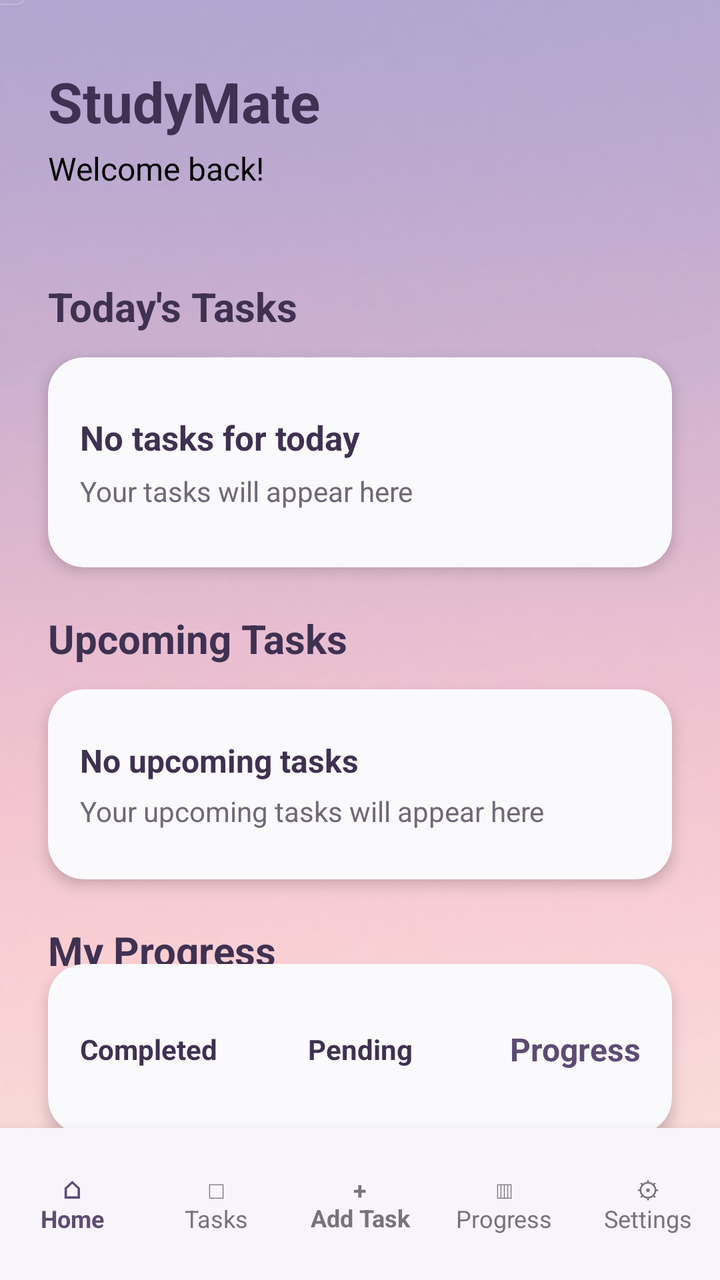
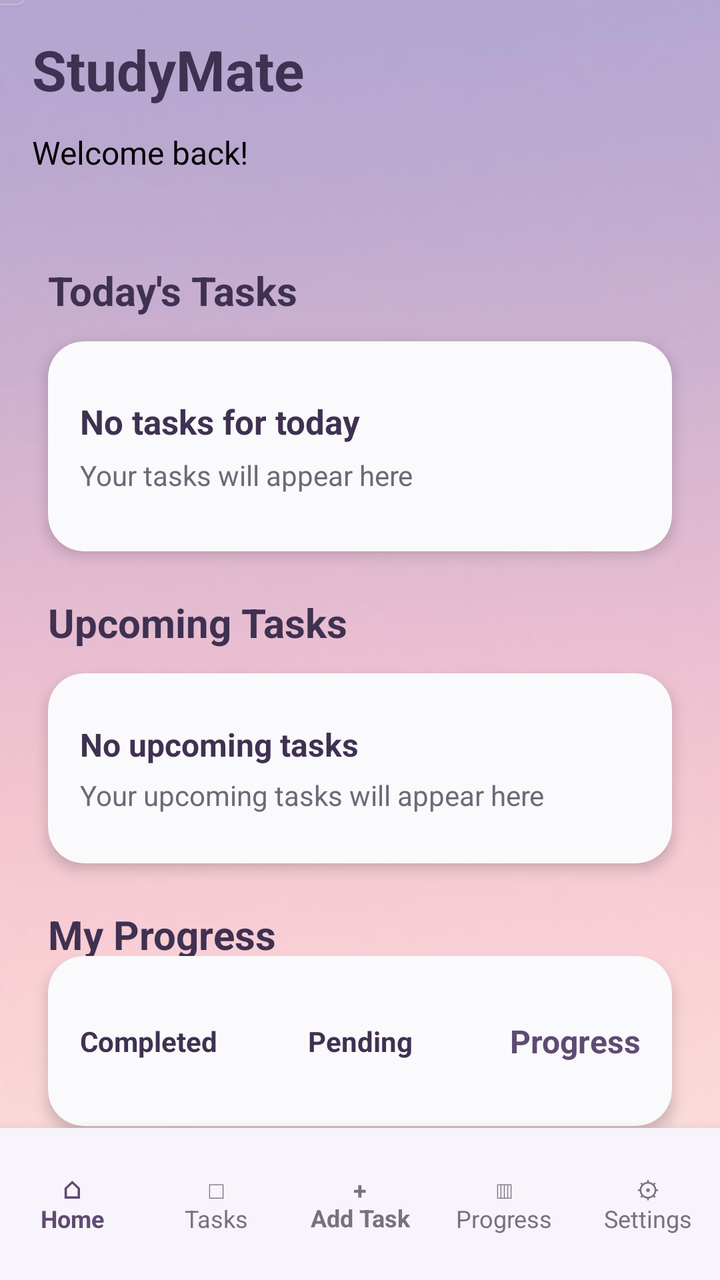

Two renders of the same Android screen: before a commit and after it. Below are the layout's source before the change and the commit's diff.
<!-- AndroidManifest.xml: application theme Theme.StudyMate -->
<!-- res/layout/activity_main.xml -->
<?xml version="1.0" encoding="utf-8"?>
<androidx.constraintlayout.widget.ConstraintLayout
    xmlns:android="http://schemas.android.com/apk/res/android"
    xmlns:app="http://schemas.android.com/apk/res-auto"
    xmlns:tools="http://schemas.android.com/tools"
    android:layout_width="match_parent"
    android:layout_height="match_parent"
    android:background="@drawable/background_7"
    tools:context=".MainActivity">


    <TextView
        android:id="@+id/textviewStudyMate"
        android:layout_width="wrap_content"
        android:layout_height="wrap_content"
        android:layout_marginStart="24dp"
        android:layout_marginTop="32dp"
        android:text="StudyMate"
        android:textColor="#3F3151"
        android:textSize="28sp"
        android:textStyle="bold"
        app:layout_constraintStart_toStartOf="parent"
        app:layout_constraintTop_toTopOf="parent" />

    <TextView
        android:id="@+id/textviewWelcome"
        android:layout_width="wrap_content"
        android:layout_height="wrap_content"
        android:layout_marginStart="24dp"
        android:layout_marginTop="4dp"
        android:text="Welcome back!"
        android:textColor="@color/black"
        android:textSize="16sp"
        app:layout_constraintStart_toStartOf="parent"
        app:layout_constraintTop_toBottomOf="@id/textviewStudyMate" />

    <TextView
        android:id="@+id/textviewDate"
        android:layout_width="wrap_content"
        android:layout_height="wrap_content"
        android:layout_marginStart="24dp"
        android:layout_marginTop="3dp"
        android:text=""
        android:textColor="#6F6878"
        android:textSize="13sp"
        app:layout_constraintStart_toStartOf="parent"
        app:layout_constraintTop_toBottomOf="@id/textviewWelcome" />


    <TextView
        android:id="@+id/textviewTodayTitle"
        android:layout_width="wrap_content"
        android:layout_height="wrap_content"
        android:layout_marginStart="24dp"
        android:layout_marginTop="24dp"
        android:text="Today's Tasks"
        android:textColor="#3F3151"
        android:textSize="20sp"
        android:textStyle="bold"
        app:layout_constraintStart_toStartOf="parent"
        app:layout_constraintTop_toBottomOf="@id/textviewDate" />

    <androidx.cardview.widget.CardView
        android:id="@+id/cardTodayTask"
        android:layout_width="0dp"
        android:layout_height="105dp"
        android:layout_marginStart="24dp"
        android:layout_marginTop="12dp"
        android:layout_marginEnd="24dp"
        app:cardBackgroundColor="#FAF9FC"
        app:cardCornerRadius="18dp"
        app:cardElevation="4dp"
        app:layout_constraintEnd_toEndOf="parent"
        app:layout_constraintStart_toStartOf="parent"
        app:layout_constraintTop_toBottomOf="@id/textviewTodayTitle">

        <LinearLayout
            android:layout_width="match_parent"
            android:layout_height="match_parent"
            android:gravity="center_vertical"
            android:orientation="vertical"
            android:padding="16dp">

            <TextView
                android:id="@+id/textviewTaskName"
                android:layout_width="wrap_content"
                android:layout_height="wrap_content"
                android:text="No tasks for today"
                android:textColor="#3F3151"
                android:textSize="17sp"
                android:textStyle="bold" />

            <TextView
                android:id="@+id/textviewTaskDetails"
                android:layout_width="wrap_content"
                android:layout_height="wrap_content"
                android:layout_marginTop="6dp"
                android:text="Your tasks will appear here"
                android:textColor="#6F6878"
                android:textSize="14sp" />

        </LinearLayout>

    </androidx.cardview.widget.CardView>


    <TextView
        android:id="@+id/textviewUpcomingTitle"
        android:layout_width="wrap_content"
        android:layout_height="wrap_content"
        android:layout_marginStart="24dp"
        android:layout_marginTop="22dp"
        android:text="Upcoming Tasks"
        android:textColor="#3F3151"
        android:textSize="20sp"
        android:textStyle="bold"
        app:layout_constraintStart_toStartOf="parent"
        app:layout_constraintTop_toBottomOf="@id/cardTodayTask" />

    <androidx.cardview.widget.CardView
        android:id="@+id/cardUpcomingTask"
        android:layout_width="0dp"
        android:layout_height="95dp"
        android:layout_marginStart="24dp"
        android:layout_marginTop="12dp"
        android:layout_marginEnd="24dp"
        app:cardBackgroundColor="#FAF9FC"
        app:cardCornerRadius="18dp"
        app:cardElevation="4dp"
        app:layout_constraintEnd_toEndOf="parent"
        app:layout_constraintStart_toStartOf="parent"
        app:layout_constraintTop_toBottomOf="@id/textviewUpcomingTitle">

        <LinearLayout
            android:layout_width="match_parent"
            android:layout_height="match_parent"
            android:gravity="center_vertical"
            android:orientation="vertical"
            android:padding="16dp">

            <TextView
                android:id="@+id/textviewUpcomingTask"
                android:layout_width="wrap_content"
                android:layout_height="wrap_content"
                android:text="No upcoming tasks"
                android:textColor="#3F3151"
                android:textSize="16sp"
                android:textStyle="bold" />

            <TextView
                android:id="@+id/textviewUpcomingDetails"
                android:layout_width="wrap_content"
                android:layout_height="wrap_content"
                android:layout_marginTop="5dp"
                android:text="Your upcoming tasks will appear here"
                android:textColor="#6F6878"
                android:textSize="14sp" />

        </LinearLayout>

    </androidx.cardview.widget.CardView>


    <TextView
        android:id="@+id/textviewProgressTitle"
        android:layout_width="wrap_content"
        android:layout_height="wrap_content"
        android:layout_marginStart="24dp"
        android:layout_marginTop="22dp"
        android:text="My Progress"
        android:textColor="#3F3151"
        android:textSize="20sp"
        android:textStyle="bold"
        app:layout_constraintStart_toStartOf="parent"
        app:layout_constraintTop_toBottomOf="@id/cardUpcomingTask" />

    <androidx.cardview.widget.CardView
        android:id="@+id/cardProgress"
        android:layout_width="0dp"
        android:layout_height="85dp"
        android:layout_marginStart="24dp"
        android:layout_marginTop="12dp"
        android:layout_marginEnd="24dp"
        android:layout_marginBottom="16dp"
        app:cardBackgroundColor="#FAF9FC"
        app:cardCornerRadius="18dp"
        app:cardElevation="4dp"
        app:layout_constraintBottom_toTopOf="@id/bottomNav"
        app:layout_constraintEnd_toEndOf="parent"
        app:layout_constraintStart_toStartOf="parent"
        app:layout_constraintTop_toBottomOf="@id/textviewProgressTitle">

        <LinearLayout
            android:layout_width="match_parent"
            android:layout_height="match_parent"
            android:gravity="center_vertical"
            android:orientation="horizontal"
            android:padding="16dp">

            <TextView
                android:id="@+id/textviewCompleted"
                android:layout_width="0dp"
                android:layout_height="wrap_content"
                android:layout_weight="1"
                android:text="Completed"
                android:textColor="#3F3151"
                android:textSize="14sp"
                android:textStyle="bold" />

            <TextView
                android:id="@+id/textviewPending"
                android:layout_width="0dp"
                android:layout_height="wrap_content"
                android:layout_weight="1"
                android:gravity="center"
                android:text="Pending"
                android:textColor="#3F3151"
                android:textSize="14sp"
                android:textStyle="bold" />

            <TextView
                android:id="@+id/textviewPercentage"
                android:layout_width="0dp"
                android:layout_height="wrap_content"
                android:layout_weight="1"
                android:gravity="end"
                android:text="Progress"
                android:textColor="#5E4B73"
                android:textSize="16sp"
                android:textStyle="bold" />

        </LinearLayout>

    </androidx.cardview.widget.CardView>

    <include
        android:id="@+id/bottomNav"
        layout="@layout/bottom_nav"
        android:layout_width="0dp"
        android:layout_height="76dp"
        app:layout_constraintBottom_toBottomOf="parent"
        app:layout_constraintEnd_toEndOf="parent"
        app:layout_constraintStart_toStartOf="parent" />

</androidx.constraintlayout.widget.ConstraintLayout>
<!-- res/layout/bottom_nav.xml (included above) -->
<?xml version="1.0" encoding="utf-8"?>
<LinearLayout
    xmlns:android="http://schemas.android.com/apk/res/android"
    android:id="@+id/bottomNav"
    android:layout_width="match_parent"
    android:layout_height="76dp"
    android:orientation="horizontal"
    android:gravity="center"
    android:background="@color/studymate_background"
    android:elevation="10dp"
    android:paddingTop="6dp"
    android:paddingBottom="6dp">

    <TextView
        android:id="@+id/navHome"
        android:layout_width="0dp"
        android:layout_height="match_parent"
        android:layout_weight="1"
        android:text="⌂&#10;Home"
        android:gravity="center"
        android:textColor="@color/studymate_primary"
        android:textSize="12sp"
        android:textStyle="bold" />

    <TextView
        android:id="@+id/navTasks"
        android:layout_width="0dp"
        android:layout_height="match_parent"
        android:layout_weight="1"
        android:text="□&#10;Tasks"
        android:gravity="center"
        android:textColor="@color/studymate_text_grey"
        android:textSize="12sp" />

    <TextView
        android:id="@+id/navAddTask"
        android:layout_width="0dp"
        android:layout_height="match_parent"
        android:layout_weight="1"
        android:text="+&#10;Add Task"
        android:gravity="center"
        android:textColor="@color/studymate_text_grey"
        android:textSize="12sp"
        android:textStyle="bold" />

    <TextView
        android:id="@+id/navProgress"
        android:layout_width="0dp"
        android:layout_height="match_parent"
        android:layout_weight="1"
        android:text="▥&#10;Progress"
        android:gravity="center"
        android:textColor="@color/studymate_text_grey"
        android:textSize="12sp" />

    <TextView
        android:id="@+id/navSettings"
        android:layout_width="0dp"
        android:layout_height="match_parent"
        android:layout_weight="1"
        android:text="⚙&#10;Settings"
        android:gravity="center"
        android:textColor="@color/studymate_text_grey"
        android:textSize="12sp" />

</LinearLayout>
<!-- resources referenced by this layout -->
<resources>
  <color name="black">#FF000000</color>
  <color name="studymate_background">#F7F4FB</color>
  <color name="studymate_primary">#5E4B73</color>
  <color name="studymate_text_grey">#77727D</color>
  <!-- drawable background_7: jpeg bitmap (drawable, 9867 bytes) -->
  <style name="Theme.StudyMate" parent="Base.Theme.StudyMate" />
  <style name="Base.Theme.StudyMate" parent="Theme.Material3.Light.NoActionBar">
          <item name="colorPrimary">@color/studymate_primary</item>
          <item name="colorOnPrimary">@android:color/white</item>
  
          <item name="android:windowBackground">@color/studymate_background</item>
          <item name="android:textColorPrimary">@android:color/black</item>
          <item name="android:textColorSecondary">@android:color/black</item>
      </style>
</resources>

<!-- the commit's change to res/layout/activity_main.xml (unified diff, before → after) -->
@@ -3,6 +3,7 @@
     xmlns:android="http://schemas.android.com/apk/res/android"
     xmlns:app="http://schemas.android.com/apk/res-auto"
     xmlns:tools="http://schemas.android.com/tools"
+    android:id="@+id/main"
     android:layout_width="match_parent"
     android:layout_height="match_parent"
     android:background="@drawable/background_7"
@@ -13,9 +14,9 @@
         android:id="@+id/textviewStudyMate"
         android:layout_width="wrap_content"
         android:layout_height="wrap_content"
-        android:layout_marginStart="24dp"
-        android:layout_marginTop="32dp"
-        android:text="StudyMate"
+        android:layout_marginStart="16dp"
+        android:layout_marginTop="16dp"
+        android:text="@string/studymate"
         android:textColor="#3F3151"
         android:textSize="28sp"
         android:textStyle="bold"
@@ -26,9 +27,9 @@
         android:id="@+id/textviewWelcome"
         android:layout_width="wrap_content"
         android:layout_height="wrap_content"
-        android:layout_marginStart="24dp"
-        android:layout_marginTop="4dp"
-        android:text="Welcome back!"
+        android:layout_marginStart="16dp"
+        android:layout_marginTop="12dp"
+        android:text="@string/welcome_back"
         android:textColor="@color/black"
         android:textSize="16sp"
         app:layout_constraintStart_toStartOf="parent"
@@ -53,7 +54,7 @@
         android:layout_height="wrap_content"
         android:layout_marginStart="24dp"
         android:layout_marginTop="24dp"
-        android:text="Today's Tasks"
+        android:text="@string/today_s_tasks"
         android:textColor="#3F3151"
         android:textSize="20sp"
         android:textStyle="bold"
@@ -85,7 +86,7 @@
                 android:id="@+id/textviewTaskName"
                 android:layout_width="wrap_content"
                 android:layout_height="wrap_content"
-                android:text="No tasks for today"
+                android:text="@string/no_tasks_for_today"
                 android:textColor="#3F3151"
                 android:textSize="17sp"
                 android:textStyle="bold" />
@@ -95,7 +96,7 @@
                 android:layout_width="wrap_content"
                 android:layout_height="wrap_content"
                 android:layout_marginTop="6dp"
-                android:text="Your tasks will appear here"
+                android:text="@string/your_tasks_will_appear_here"
                 android:textColor="#6F6878"
                 android:textSize="14sp" />
 
@@ -110,7 +111,7 @@
         android:layout_height="wrap_content"
         android:layout_marginStart="24dp"
         android:layout_marginTop="22dp"
-        android:text="Upcoming Tasks"
+        android:text="@string/upcoming_tasks"
         android:textColor="#3F3151"
         android:textSize="20sp"
         android:textStyle="bold"
@@ -142,7 +143,7 @@
                 android:id="@+id/textviewUpcomingTask"
                 android:layout_width="wrap_content"
                 android:layout_height="wrap_content"
-                android:text="No upcoming tasks"
+                android:text="@string/no_upcoming_tasks"
                 android:textColor="#3F3151"
                 android:textSize="16sp"
                 android:textStyle="bold" />
@@ -152,7 +153,7 @@
                 android:layout_width="wrap_content"
                 android:layout_height="wrap_content"
                 android:layout_marginTop="5dp"
-                android:text="Your upcoming tasks will appear here"
+                android:text="@string/your_upcoming_tasks_will_appear_here"
                 android:textColor="#6F6878"
                 android:textSize="14sp" />
 
@@ -167,7 +168,7 @@
         android:layout_height="wrap_content"
         android:layout_marginStart="24dp"
         android:layout_marginTop="22dp"
-        android:text="My Progress"
+        android:text="@string/my_progress"
         android:textColor="#3F3151"
         android:textSize="20sp"
         android:textStyle="bold"
@@ -202,7 +203,7 @@
                 android:layout_width="0dp"
                 android:layout_height="wrap_content"
                 android:layout_weight="1"
-                android:text="Completed"
+                android:text="@string/completed"
                 android:textColor="#3F3151"
                 android:textSize="14sp"
                 android:textStyle="bold" />
@@ -213,7 +214,7 @@
                 android:layout_height="wrap_content"
                 android:layout_weight="1"
                 android:gravity="center"
-                android:text="Pending"
+                android:text="@string/pending"
                 android:textColor="#3F3151"
                 android:textSize="14sp"
                 android:textStyle="bold" />
@@ -224,7 +225,7 @@
                 android:layout_height="wrap_content"
                 android:layout_weight="1"
                 android:gravity="end"
-                android:text="Progress"
+                android:text="@string/progress"
                 android:textColor="#5E4B73"
                 android:textSize="16sp"
                 android:textStyle="bold" />
<!-- resource entries referenced after the edit -->
@@ -5,6 +5,18 @@
   <color name="studymate_primary">#5E4B73</color>
   <color name="studymate_text_grey">#77727D</color>
   <!-- drawable background_7: jpeg bitmap (drawable, 9867 bytes) -->
+  <string name="completed">Completed</string>
+  <string name="my_progress">My Progress</string>
+  <string name="no_tasks_for_today">No tasks for today</string>
+  <string name="no_upcoming_tasks">No upcoming tasks</string>
+  <string name="pending">Pending</string>
+  <string name="progress">Progress</string>
+  <string name="studymate">StudyMate</string>
+  <string name="today_s_tasks">Today\'s Tasks</string>
+  <string name="upcoming_tasks">Upcoming Tasks</string>
+  <string name="welcome_back">Welcome back!</string>
+  <string name="your_tasks_will_appear_here">Your tasks will appear here</string>
+  <string name="your_upcoming_tasks_will_appear_here">Your upcoming tasks will appear here</string>
   <style name="Theme.StudyMate" parent="Base.Theme.StudyMate" />
   <style name="Base.Theme.StudyMate" parent="Theme.Material3.Light.NoActionBar">
           <item name="colorPrimary">@color/studymate_primary</item>
